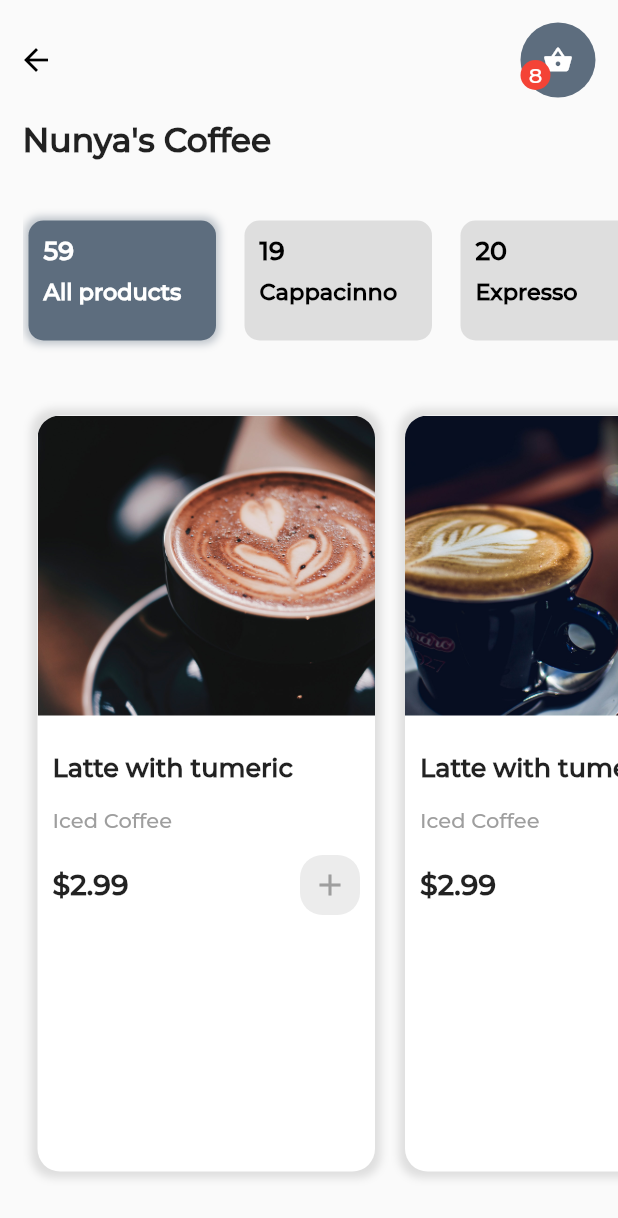
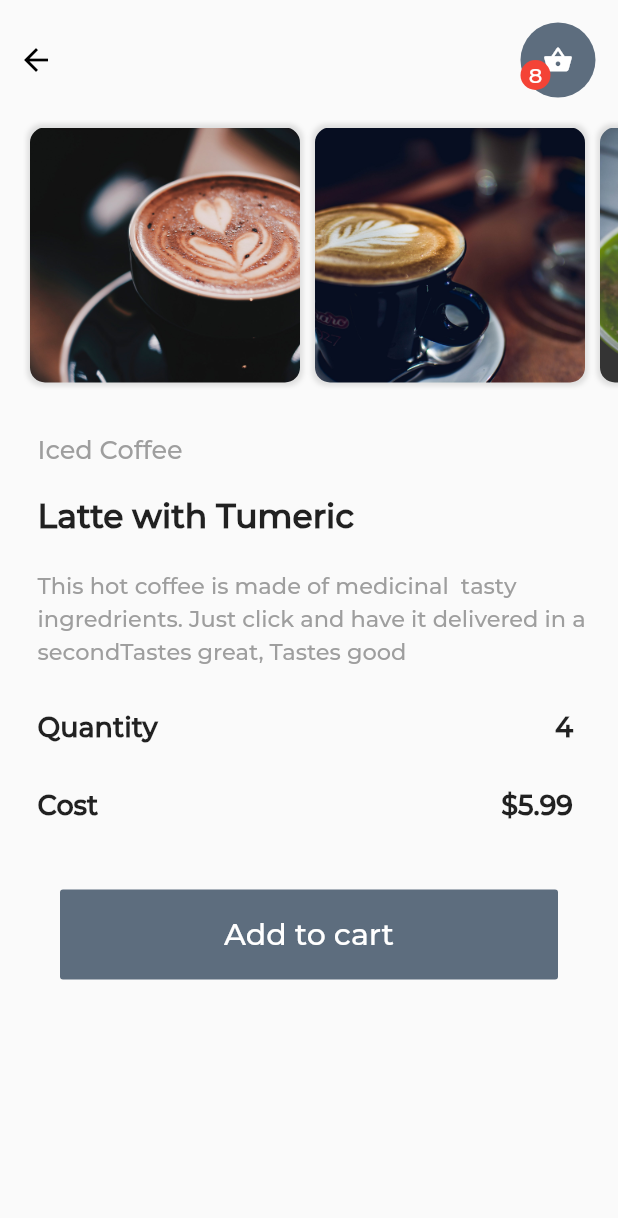
Before and after one commit to Nunyaklah/coffe_app, a Flutter app: the screen it shows after launch, on a phone screen of 412 x 824 dp. Shown: the top 1218 px of the screen. Run offline on Flutter 3.47's test engine with Material 2 defaults, Android fonts, the phone set to English and light mode, and no system bars; project files that could hold a hidden picture were left out.

Commit message:
Added order page

```diff
--- a/lib/main.dart
+++ b/lib/main.dart
@@ -1,4 +1,5 @@
 import 'package:coffe_app/home.dart';
+import 'package:coffe_app/order_page.dart';
 import 'package:flutter/material.dart';
 
 void main() => runApp(MyApp());
@@ -9,7 +10,7 @@ class MyApp extends StatelessWidget {
   Widget build(BuildContext context) {
     return MaterialApp(
       theme: ThemeData(fontFamily: 'Montserrat'),
-      home: Home(),
+      home: OrderPage(),
     );
   }
 }
--- /dev/null
+++ b/lib/order_page.dart
@@ -0,0 +1,227 @@
+import 'package:flutter/material.dart';
+
+class OrderPage extends StatefulWidget {
+  @override
+  _OrderPageState createState() => _OrderPageState();
+}
+
+class _OrderPageState extends State<OrderPage> {
+  @override
+  Widget build(BuildContext context) {
+    return Scaffold(
+      body: ListView(
+        children: <Widget>[
+          Row(
+            mainAxisAlignment: MainAxisAlignment.spaceBetween,
+            children: <Widget>[
+              Padding(
+                padding: EdgeInsets.only(top: 15.0),
+                child: IconButton(
+                  icon: Icon(Icons.arrow_back),
+                  color: Colors.black,
+                  onPressed: () {},
+                ),
+              ),
+              Padding(
+                padding: EdgeInsets.only(top: 15, right: 15),
+                child: Stack(
+                  children: <Widget>[
+                    Container(
+                      height: 50.0,
+                      width: 50.0,
+                      decoration: BoxDecoration(
+                        borderRadius: BorderRadius.circular(20.0),
+                        color: Colors.transparent,
+                      ),
+                    ),
+                    Container(
+                      height: 50.0,
+                      width: 50.0,
+                      decoration: BoxDecoration(
+                        borderRadius: BorderRadius.circular(50.0),
+                        color: Color(0xFF5D6D7E),
+                      ),
+                      child: Center(
+                        child: Icon(
+                          Icons.shopping_basket,
+                          color: Colors.white,
+                          size: 20.0,
+                        ),
+                      ),
+                    ),
+                    Positioned(
+                      top: 25.0,
+                      right: 30.0,
+                      child: Container(
+                        height: 20.0,
+                        width: 20.0,
+                        decoration: BoxDecoration(
+                            borderRadius: BorderRadius.circular(10.0),
+                            color: Colors.red),
+                        child: Center(
+                          child: Text(
+                            '8',
+                            style: TextStyle(color: Colors.white),
+                          ),
+                        ),
+                      ),
+                    )
+                  ],
+                ),
+              )
+            ],
+          ),
+          Padding(
+            padding: EdgeInsets.only(top: 15, left: 15, bottom: 15),
+            child: Container(
+              height: 180,
+              child: ListView(
+                scrollDirection: Axis.horizontal,
+                children: <Widget>[
+                  _buildListItems('images/coffee.jpg'),
+                  _buildListItems('images/coffee2.jpg'),
+                  _buildListItems('images/coffee3.jpg'),
+                ],
+              ),
+            ),
+          ),
+          Padding(
+            padding: EdgeInsets.only(
+                top: 15.0, bottom: 15.0, left: 25.0, right: 15.0),
+            child: Container(
+              child: Column(
+                crossAxisAlignment: CrossAxisAlignment.start,
+                children: <Widget>[
+                  _buildDetails(
+                      'Iced Coffee',
+                      'Latte with Tumeric',
+                      'This hot coffee is made of medicinal '
+                          ' tasty ingredrients. Just click and have it delivered in a second'
+                          'Tastes great, Tastes good',
+                      '4',
+                      '5.99')
+                ],
+              ),
+            ),
+          ),
+          Padding(
+            padding: EdgeInsets.only(left: 40.0, right: 40.0, top: 30),
+            child: Container(
+              height: 60,
+              decoration:
+                  BoxDecoration(borderRadius: BorderRadius.circular(10.0)),
+              child: FlatButton(
+                onPressed: () {},
+                child: Text(
+                  'Add to cart',
+                  style: TextStyle(fontSize: 20, color: Colors.white),
+                ),
+                color: Color(0xFF5D6D7E),
+              ),
+            ),
+          )
+        ],
+      ),
+    );
+  }
+
+  _buildDetails(String productType, String productName,
+      String productDescription, String productQuantity, String productCost) {
+    return Column(
+      crossAxisAlignment: CrossAxisAlignment.start,
+      children: <Widget>[
+        Text(
+          productType,
+          style: TextStyle(
+            fontSize: 17,
+            color: Colors.grey,
+          ),
+        ),
+        SizedBox(
+          height: 20,
+        ),
+        Text(
+          productName,
+          style: TextStyle(fontSize: 22, fontWeight: FontWeight.bold),
+        ),
+        SizedBox(
+          height: 20,
+        ),
+        Text(
+          productDescription,
+          style: TextStyle(fontSize: 15, color: Colors.grey, height: 1.5),
+        ),
+        SizedBox(
+          height: 30,
+        ),
+        Padding(
+          padding: EdgeInsets.only(right: 15.0),
+          child: Row(
+            mainAxisAlignment: MainAxisAlignment.spaceBetween,
+            children: <Widget>[
+              Text(
+                'Quantity',
+                style: TextStyle(fontSize: 18, fontWeight: FontWeight.bold),
+              ),
+              Text(
+                productQuantity,
+                style: TextStyle(fontWeight: FontWeight.bold, fontSize: 18),
+              ),
+            ],
+          ),
+        ),
+        SizedBox(
+          height: 30,
+        ),
+        Padding(
+          padding: EdgeInsets.only(right: 15.0),
+          child: Row(
+            mainAxisAlignment: MainAxisAlignment.spaceBetween,
+            children: <Widget>[
+              Text(
+                'Cost',
+                style: TextStyle(fontSize: 18, fontWeight: FontWeight.bold),
+              ),
+              Text(
+                '\$' + productCost,
+                style: TextStyle(fontWeight: FontWeight.bold, fontSize: 18),
+              ),
+            ],
+          ),
+        )
+      ],
+    );
+  }
+
+  _buildListItems(String imgPath) {
+    return Padding(
+      padding: EdgeInsets.all(5.0),
+      child: Container(
+        height: 180,
+        width: 180,
+        decoration: BoxDecoration(
+          borderRadius: BorderRadius.circular(10.0),
+          color: Colors.transparent,
+          boxShadow: [
+            BoxShadow(
+              color: Colors.grey.withOpacity(0.3),
+              spreadRadius: 2.0,
+              blurRadius: 2.0,
+            ),
+          ],
+        ),
+        child: Container(
+          height: 180,
+          width: 180,
+          decoration: BoxDecoration(
+            borderRadius: BorderRadius.circular(10.0),
+            image: DecorationImage(
+              image: AssetImage(imgPath),
+              fit: BoxFit.cover,
+            ),
+          ),
+        ),
+      ),
+    );
+  }
+}
```
